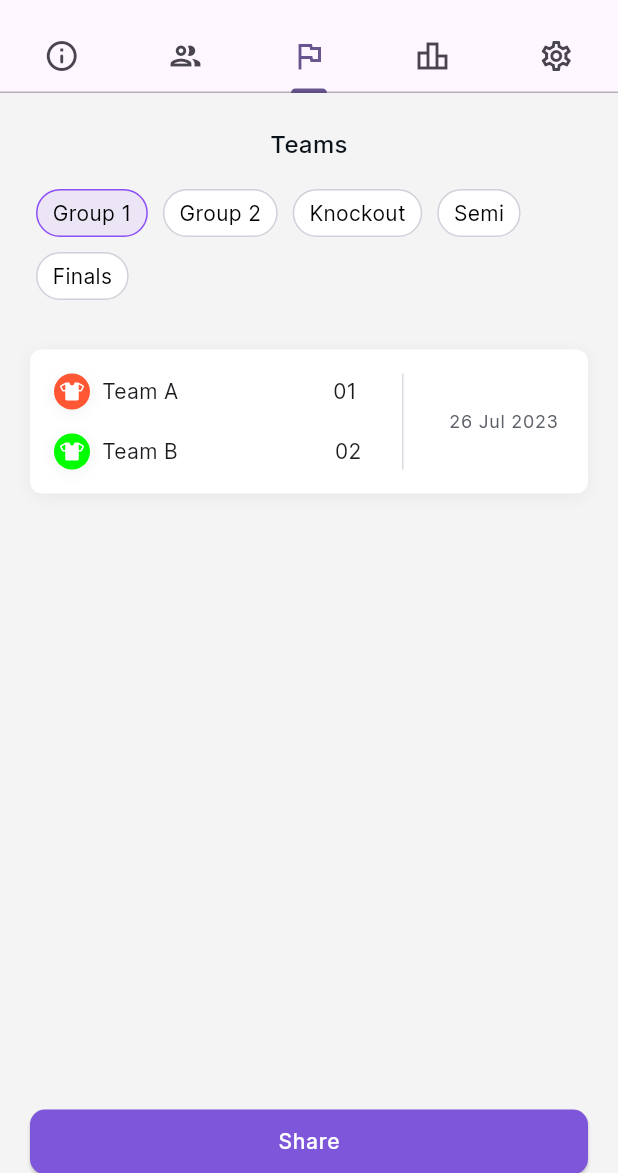
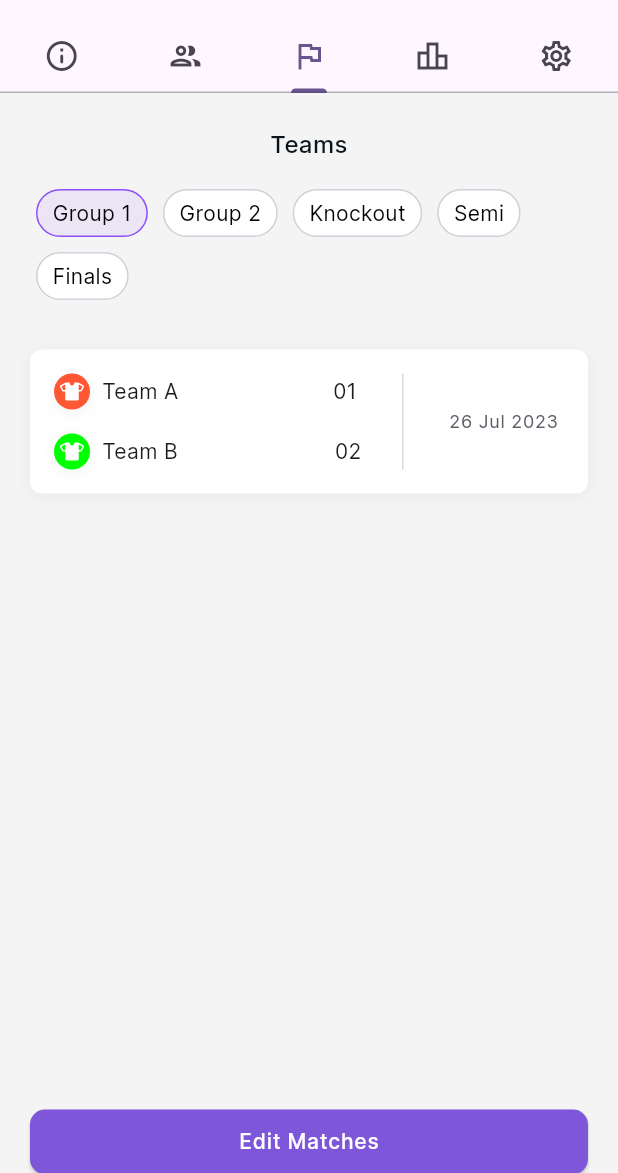
Before and after one commit to vanderduse/skillspe-Flutter-, a Flutter app: the TournamentHome screen opened directly, tab 3 chosen, on a phone screen of 412 x 824 dp, the part 63-1236 px from its top. Run offline on Flutter 3.47's test engine with Material 3 defaults, Android fonts, the phone set to English and light mode, and no system bars; our stand-ins replace auto_size_text, bloc, country_code_picker, dio, dots_indicator, expandable and 6 more; missing offline and left inert: dart:ffi; network calls fail; statements that could not run were skipped.

Commit message:
feature: added edit matches screen

```diff
--- a/lib/models/match_model.dart
+++ b/lib/models/match_model.dart
@@ -6,12 +6,14 @@ class Match {
   final String startDate;
   final String endDate;
   final String? groupName;
+  bool isExpanded;
 
   Match(
       {required this.teamSet,
       required this.startDate,
       required this.endDate,
       this.winningTeamId,
-      this.groupName // Making winningTeamId nullable
+      this.groupName,
+      this.isExpanded = true // Making winningTeamId nullable
       });
 }
--- a/lib/screens/home_screens/home_screen_1.dart
+++ b/lib/screens/home_screens/home_screen_1.dart
@@ -4,6 +4,7 @@ import 'dart:async';
 
 import 'package:flutter_bloc/flutter_bloc.dart';
 import 'package:skills_pe/screens/home_screens/quiz_card.dart';
+import 'package:skills_pe/screens/tournaments/main.dart';
 
 import '../../bloc/challenges_bloc.dart';
 import '../../bloc/quiz_bloc.dart';
@@ -195,7 +196,7 @@ class BannerContainer extends StatelessWidget {
                 Navigator.push(
                     context,
                     MaterialPageRoute(
-                        builder: (context) => const CreateChallengeScreen()));
+                        builder: (context) => const TournamentHome()));
               },
               child: const Text('Create Now'),
             ),
--- a/lib/screens/quiz/quiz_question.dart
+++ b/lib/screens/quiz/quiz_question.dart
@@ -19,7 +19,7 @@ class _QuizQuestionState extends State<QuizQuestion> {
   @override
   Widget build(BuildContext context) {
     return Scaffold(
-      appBar: navigationWithTimer("Quiz", 2000.00),
+      appBar: navigationWithTimer(context, "Quiz", 2000.00),
       backgroundColor: Color(0xffF4F4F4),
       body: Column(
         mainAxisAlignment: MainAxisAlignment.spaceBetween,
--- a/lib/screens/tournaments/fixture.dart
+++ b/lib/screens/tournaments/fixture.dart
@@ -1,4 +1,5 @@
 import 'package:flutter/material.dart';
+import 'package:skills_pe/screens/tournaments/edit_matches.dart';
 import 'package:skills_pe/screens/tournaments/models/TeamModel.dart';
 import 'package:skills_pe/screens/tournaments/widgets/match_card.dart';
 import 'package:skills_pe/sharedWidgets/filled_btn.dart';
@@ -86,8 +87,13 @@ class _TournamentFixtureState extends State<TournamentFixture> {
               Align(
                 alignment: Alignment.bottomRight,
                 child: FilledBtn(
-                  label: "Share",
-                  onPressed: () => {},
+                  label: "Edit Matches",
+                  onPressed: () => {
+                    Navigator.push(
+                        context,
+                        MaterialPageRoute(
+                            builder: (context) => const EditMatches()))
+                  },
                   backgroundColor: Theme.of(context).primaryColor,
                   textColor: Colors.white,
                 ),
--- a/lib/screens/tournaments/main.dart
+++ b/lib/screens/tournaments/main.dart
@@ -24,7 +24,7 @@ class _TournamentHomeState extends State<TournamentHome> {
         length: 5,
         child: Scaffold(
           backgroundColor: Color(0xffF4F4F4),
-          appBar: tabAppbar("Tournament", 2000.00),
+          appBar: tabAppbar(context, "Tournament", 2000.00),
           body: const TabBarView(
             children: [
               TournamentOverview(),
--- /dev/null
+++ b/lib/screens/tournaments/models/expansion_item.dart
@@ -0,0 +1,71 @@
+import 'package:skills_pe/models/match_model.dart';
+import 'package:skills_pe/screens/tournaments/models/TeamModel.dart';
+
+class Item {
+  Item({
+    this.expandedList,
+    this.headerValue,
+    this.isExpanded = false,
+  });
+
+  List<Match>? expandedList;
+  String? headerValue;
+  bool isExpanded;
+}
+
+List<Item> generateItems(int numberOfItems) {
+  return List.generate(numberOfItems, (int index) {
+    return Item(
+      headerValue: 'Round ${index + 1}',
+      expandedList:
+          List<Match>.generate(matches.length, (index) => matches[index]),
+    );
+  });
+}
+
+List<Match> matches = [
+  Match(
+    teamSet: [
+      Team(
+        teamName: "Team A",
+        accentColor: "FF5733",
+        captainName: "John Doe",
+        captainProfile: "https://via.placeholder.com/24x24",
+        round: 1,
+      ),
+      Team(
+        teamName: "Team B",
+        accentColor: "00FF00",
+        captainName: "Jane Doe",
+        captainProfile: "https://via.placeholder.com/24x24",
+        round: 1,
+      ),
+    ],
+    winningTeamId: null,
+    startDate: "startDate",
+    endDate: "endDate",
+    groupName: "Group 1",
+  ),
+  Match(
+    teamSet: [
+      Team(
+        teamName: "Team A",
+        accentColor: "FF5733",
+        captainName: "John Doe",
+        captainProfile: "https://via.placeholder.com/24x24",
+        round: 1,
+      ),
+      Team(
+        teamName: "Team B",
+        accentColor: "00FF00",
+        captainName: "Jane Doe",
+        captainProfile: "https://via.placeholder.com/24x24",
+        round: 1,
+      ),
+    ],
+    winningTeamId: null,
+    startDate: "startDate",
+    endDate: "endDate",
+    groupName: "Group 1",
+  )
+];
--- a/lib/screens/tournaments/widgets/tab_appbar.dart
+++ b/lib/screens/tournaments/widgets/tab_appbar.dart
@@ -2,7 +2,7 @@ import 'package:flutter/material.dart';
 import 'package:flutter_svg/flutter_svg.dart';
 import 'package:skills_pe/sharedWidgets/wallet_icon.dart';
 
-AppBar tabAppbar(String screenName, double walletAmount) {
+AppBar tabAppbar(BuildContext context, String screenName, double walletAmount) {
   return AppBar(
     centerTitle: false,
     automaticallyImplyLeading: false,
@@ -23,7 +23,8 @@ AppBar tabAppbar(String screenName, double walletAmount) {
       mainAxisAlignment: MainAxisAlignment.start,
       crossAxisAlignment: CrossAxisAlignment.center,
       children: <Widget>[
-        Container(
+        InkWell(
+          child: Container(
             margin: const EdgeInsets.only(right: 16),
             alignment: Alignment.center,
             child: SvgPicture.asset(
@@ -31,6 +32,10 @@ AppBar tabAppbar(String screenName, double walletAmount) {
               height: 20,
               width: 20,
             ),
+          ),
+          onTap: () {
+            Navigator.pop(context);
+          },
         ),
         Align(
           alignment: Alignment.centerLeft, // Adjust the alignment as needed
--- a/pubspec.yaml
+++ b/pubspec.yaml
@@ -35,16 +35,17 @@ dependencies:
   dio: ^5.3.3
   dots_indicator: ^3.0.0
   equatable: ^2.0.5
+  expandable: ^5.0.1
+  file_picker: ^6.1.1
   flutter:
     sdk: flutter
   flutter_bloc: ^8.1.3
+  flutter_svg: ^2.0.9
   intl: ^0.17.0
   json_annotation: ^4.8.1
   meta: ^1.9.1
   pin_code_fields: ^8.0.1
   simple_gradient_text: ^1.3.0
-  flutter_svg: ^2.0.9
-  file_picker: ^6.1.1
 
 dev_dependencies:
   build_runner: ^2.4.7
@@ -95,6 +96,5 @@ flutter:
         - asset: fonts/Epilogue.ttf
         - asset: fonts/Epilogue-Italic.ttf
           style: italic
-  #
   # For details regarding fonts from package dependencies,
   # see https://flutter.dev/custom-fonts/#from-packages
```
Also changed, not shown: lib/screens/tournaments/edit_matches.dart (added, +81 -0 lines), lib/screens/tournaments/widgets/edit_match_card.dart (added, +219 -0 lines), lib/sharedWidgets/cross_timer_appbar.dart (+11 -3 lines), lib/screens/tournaments/widgets/edit_match_bottom_sheet.dart (added), pubspec.lock. Lines whose indentation alone changed are shown as unchanged.
